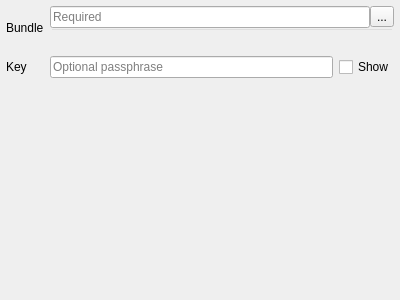
Before: the Qt Designer form src/auth/pkipkcs12/qgsauthpkcs12edit.ui in qgis/QGIS, drawn with Qt 5.
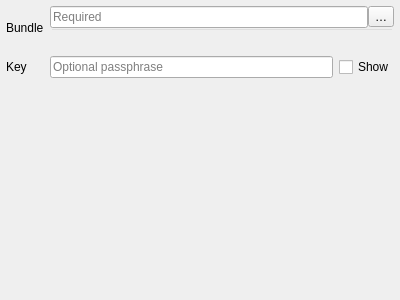
After: the same form once the commit is applied.

```diff
--- a/src/auth/pkipkcs12/qgsauthpkcs12edit.ui
+++ b/src/auth/pkipkcs12/qgsauthpkcs12edit.ui
@@ -68,7 +68,7 @@
      <item row="0" column="1">
       <widget class="QToolButton" name="btnPkcs12Bundle">
        <property name="text">
-        <string>...</string>
+        <string>…</string>
        </property>
        <property name="popupMode">
         <enum>QToolButton::InstantPopup</enum>
```
